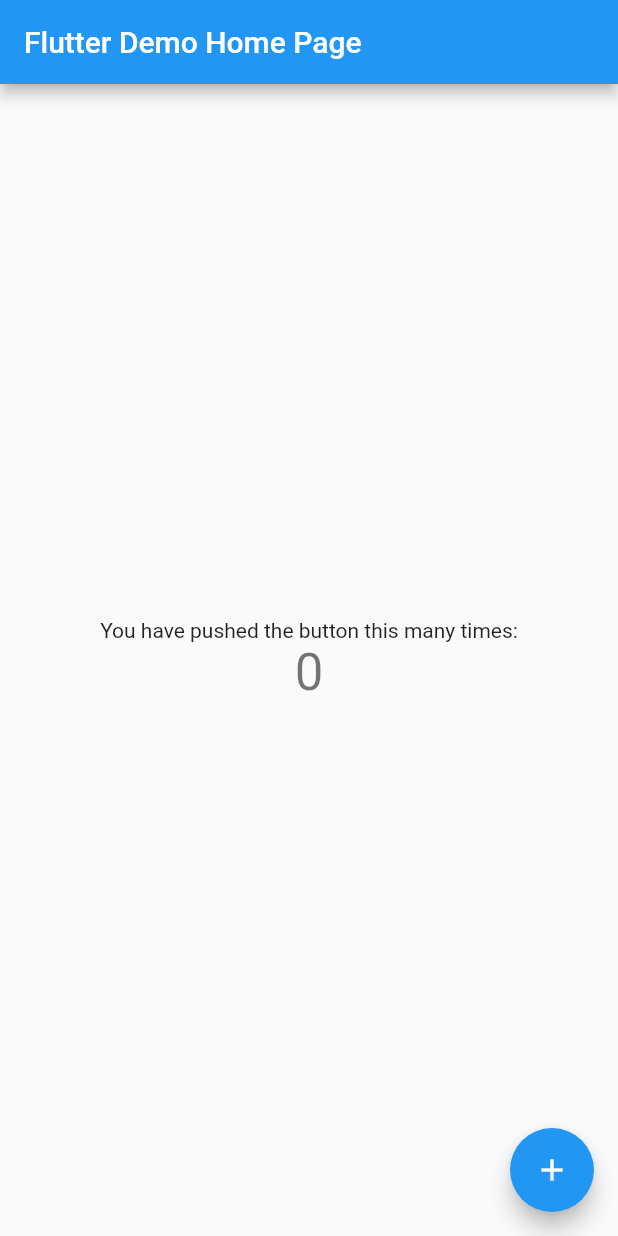
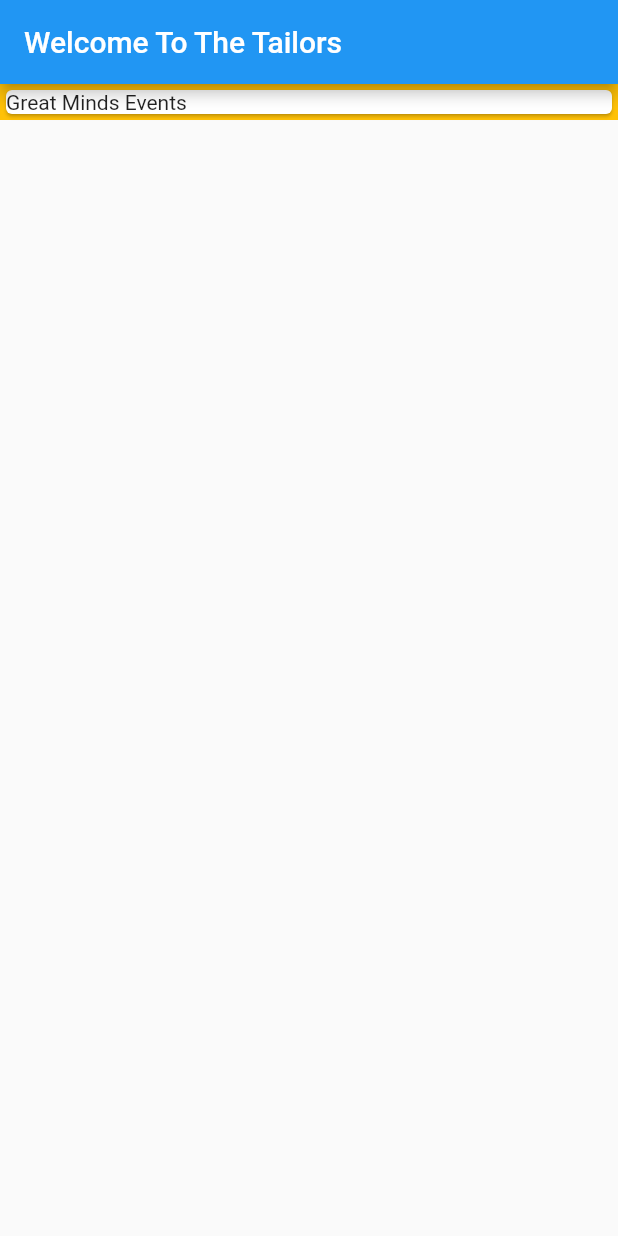
Before and after one commit to BNhashem16/Flutter-Project-1, a Flutter app: the screen it shows after launch, on a phone screen of 412 x 824 dp. Run offline on Flutter 3.47's test engine with Material 2 defaults, Android fonts, the phone set to English and light mode, and no system bars.

Commit message:
first commit

```diff
--- /dev/null
+++ b/lib/GUI/Home.dart
@@ -0,0 +1,29 @@
+import 'package:flutter/material.dart';
+
+class Home extends StatefulWidget {
+  @override
+  _HomeState createState() => _HomeState();
+}
+
+class _HomeState extends State<Home> {
+  @override
+  Widget build(BuildContext context) {
+    return Scaffold(
+      appBar: AppBar(
+        title: Text('Welcome To The Tailors'),
+        backgroundColor: Colors.blue,
+      ),
+      body: Container(
+        color: Colors.amber,
+        child: Card(
+          child: Row(
+            children: [
+              Text('Great Minds Events')
+            ],
+          ),
+
+        ),
+      ),
+    );
+  }
+}
--- a/lib/main.dart
+++ b/lib/main.dart
@@ -1,4 +1,5 @@
 import 'package:flutter/material.dart';
+import 'package:hashem/GUI/Home.dart';
 
 void main() {
   runApp(MyApp());
@@ -10,108 +11,7 @@ class MyApp extends StatelessWidget {
   Widget build(BuildContext context) {
     return MaterialApp(
       title: 'Flutter Demo',
-      theme: ThemeData(
-        // This is the theme of your application.
-        //
-        // Try running your application with "flutter run". You'll see the
-        // application has a blue toolbar. Then, without quitting the app, try
-        // changing the primarySwatch below to Colors.green and then invoke
-        // "hot reload" (press "r" in the console where you ran "flutter run",
-        // or simply save your changes to "hot reload" in a Flutter IDE).
-        // Notice that the counter didn't reset back to zero; the application
-        // is not restarted.
-        primarySwatch: Colors.blue,
-        // This makes the visual density adapt to the platform that you run
-        // the app on. For desktop platforms, the controls will be smaller and
-        // closer together (more dense) than on mobile platforms.
-        visualDensity: VisualDensity.adaptivePlatformDensity,
-      ),
-      home: MyHomePage(title: 'Flutter Demo Home Page'),
+      home: Home(),
     );
   }
 }
-
-class MyHomePage extends StatefulWidget {
-  MyHomePage({Key key, this.title}) : super(key: key);
-
-  // This widget is the home page of your application. It is stateful, meaning
-  // that it has a State object (defined below) that contains fields that affect
-  // how it looks.
-
-  // This class is the configuration for the state. It holds the values (in this
-  // case the title) provided by the parent (in this case the App widget) and
-  // used by the build method of the State. Fields in a Widget subclass are
-  // always marked "final".
-
-  final String title;
-
-  @override
-  _MyHomePageState createState() => _MyHomePageState();
-}
-
-class _MyHomePageState extends State<MyHomePage> {
-  int _counter = 0;
-
-  void _incrementCounter() {
-    setState(() {
-      // This call to setState tells the Flutter framework that something has
-      // changed in this State, which causes it to rerun the build method below
-      // so that the display can reflect the updated values. If we changed
-      // _counter without calling setState(), then the build method would not be
-      // called again, and so nothing would appear to happen.
-      _counter++;
-    });
-  }
-
-  @override
-  Widget build(BuildContext context) {
-    // This method is rerun every time setState is called, for instance as done
-    // by the _incrementCounter method above.
-    //
-    // The Flutter framework has been optimized to make rerunning build methods
-    // fast, so that you can just rebuild anything that needs updating rather
-    // than having to individually change instances of widgets.
-    return Scaffold(
-      appBar: AppBar(
-        // Here we take the value from the MyHomePage object that was created by
-        // the App.build method, and use it to set our appbar title.
-        title: Text(widget.title),
-      ),
-      body: Center(
-        // Center is a layout widget. It takes a single child and positions it
-        // in the middle of the parent.
-        child: Column(
-          // Column is also a layout widget. It takes a list of children and
-          // arranges them vertically. By default, it sizes itself to fit its
-          // children horizontally, and tries to be as tall as its parent.
-          //
-          // Invoke "debug painting" (press "p" in the console, choose the
-          // "Toggle Debug Paint" action from the Flutter Inspector in Android
-          // Studio, or the "Toggle Debug Paint" command in Visual Studio Code)
-          // to see the wireframe for each widget.
-          //
-          // Column has various properties to control how it sizes itself and
-          // how it positions its children. Here we use mainAxisAlignment to
-          // center the children vertically; the main axis here is the vertical
-          // axis because Columns are vertical (the cross axis would be
-          // horizontal).
-          mainAxisAlignment: MainAxisAlignment.center,
-          children: <Widget>[
-            Text(
-              'You have pushed the button this many times:',
-            ),
-            Text(
-              '$_counter',
-              style: Theme.of(context).textTheme.headline4,
-            ),
-          ],
-        ),
-      ),
-      floatingActionButton: FloatingActionButton(
-        onPressed: _incrementCounter,
-        tooltip: 'Increment',
-        child: Icon(Icons.add),
-      ), // This trailing comma makes auto-formatting nicer for build methods.
-    );
-  }
-}
```
